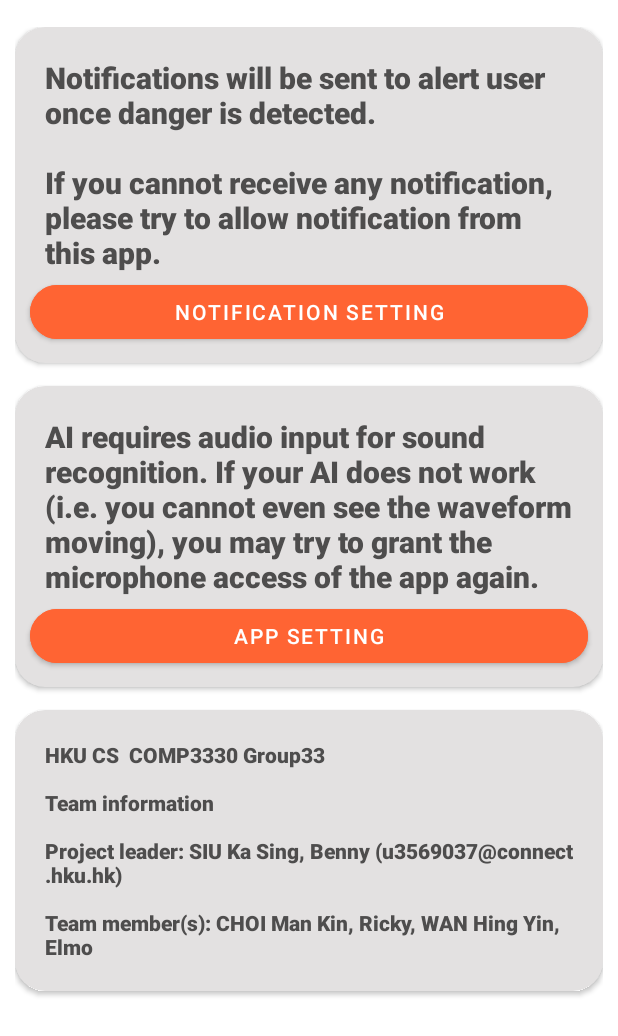
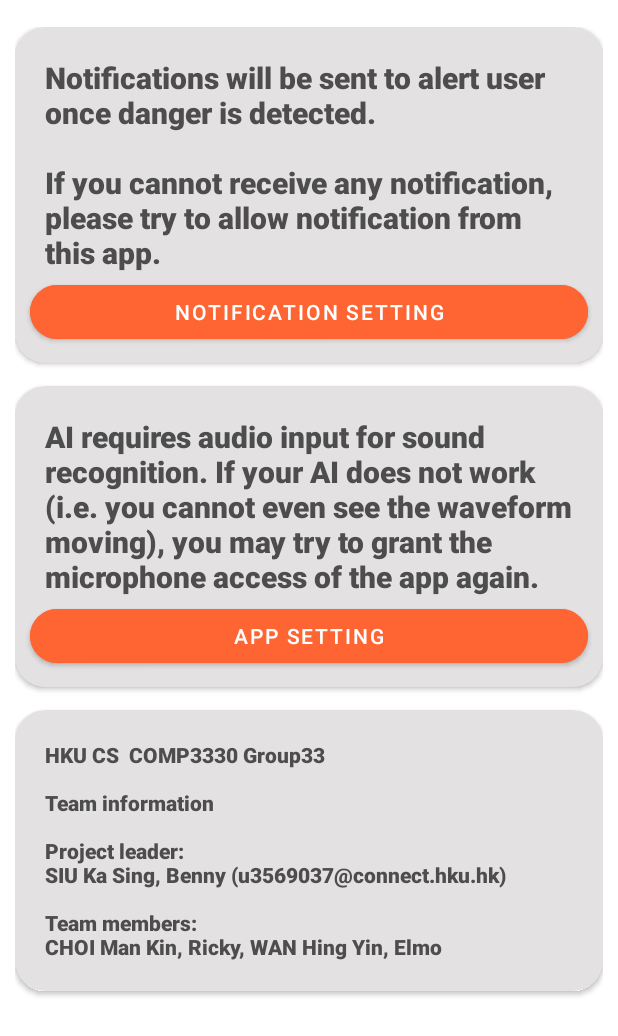
Before and after one commit to u3569037/Alertio, an Android app: the Setting screen opened directly, with no data from a screen before it, on a phone screen of 412 x 824 dp, the part 200-1236 px from its top. Run offline under Robolectric (Android 15) with nearby library versions, the phone set to English and light mode, and no system bars; Roboto replaces fonts that are not available here.

Commit message:
UI update on setting page

```diff
--- a/app/src/main/res/layout/activity_setting.xml
+++ b/app/src/main/res/layout/activity_setting.xml
@@ -126,7 +126,7 @@
                     android:layout_height="wrap_content"
                     android:fontFamily="sans-serif-black"
                     android:padding="20sp"
-                    android:text="HKU CS  COMP3330 Group33  \n\nTeam information  \n\nProject leader: SIU Ka Sing, Benny (u3569037@connect.hku.hk) \n\nTeam member(s): CHOI Man Kin, Ricky, WAN Hing Yin, Elmo"
+                    android:text="HKU CS  COMP3330 Group33  \n\nTeam information  \n\nProject leader: \nSIU Ka Sing, Benny (u3569037@connect.hku.hk) \n\nTeam members: \nCHOI Man Kin, Ricky, WAN Hing Yin, Elmo"
                     android:textColor="#4E4D4D"
                     android:textSize="14sp" />
             </androidx.cardview.widget.CardView>
```
